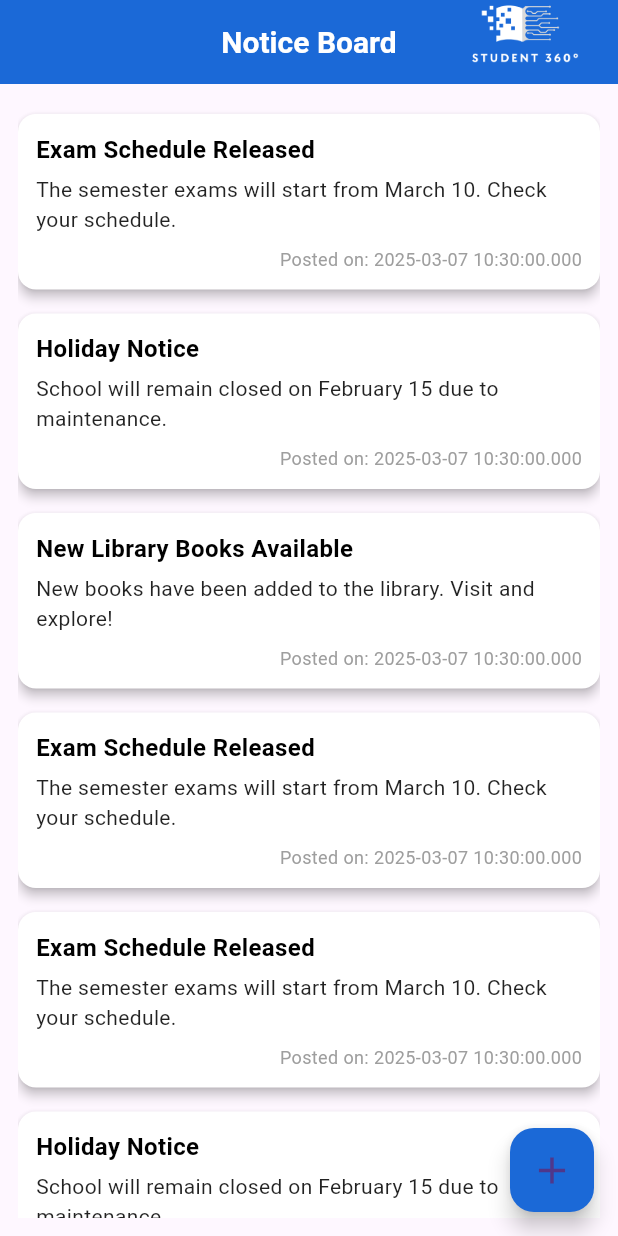
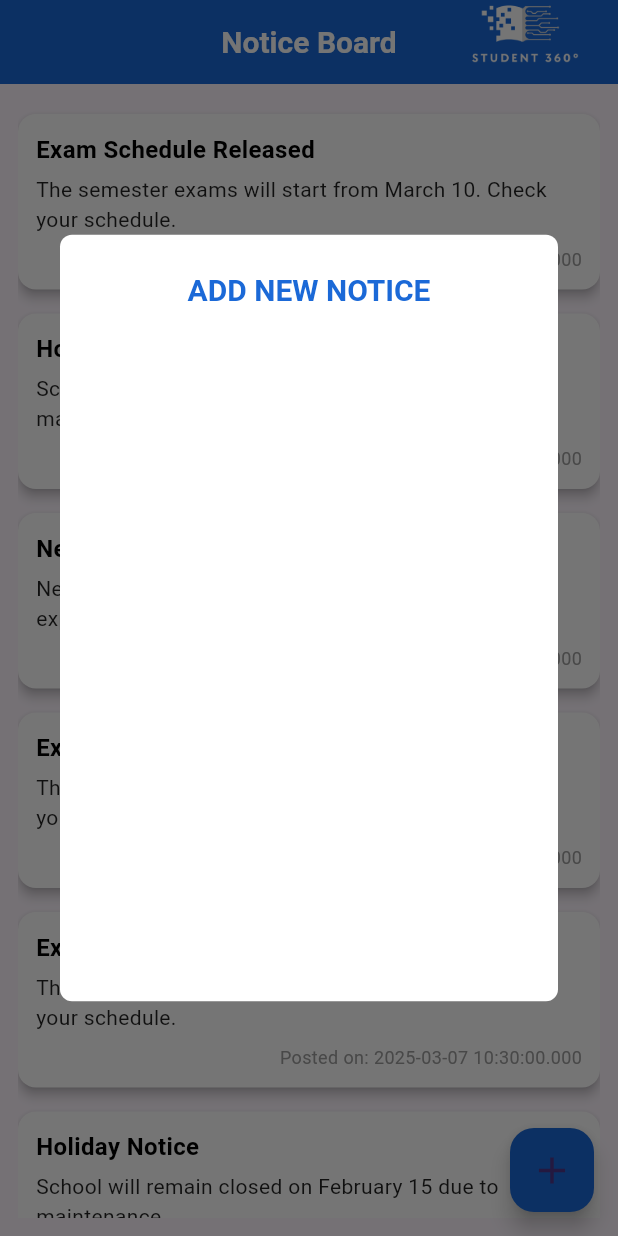
Before and after one commit to Dimath-Ranasinghe/Student_360, a Flutter app: the screen it shows after launch, after a tap on the "add" icon, on a phone screen of 412 x 824 dp. Run offline on Flutter 3.47's test engine with Material 3 defaults, Android fonts, the phone set to English and light mode, and no system bars.

Commit message:
Added an Alert Dialog to add new notices

```diff
--- a/lib/TeacherNoticeBoard/teacher_notice_page.dart
+++ b/lib/TeacherNoticeBoard/teacher_notice_page.dart
@@ -10,7 +10,35 @@ class TeacherNoticePage extends StatefulWidget {
 
 class _NoticeBoardState extends State<TeacherNoticePage> {
 
-  @override
+  void addNewNotice() {
+    showDialog(context: context, builder: (context) {
+      return AlertDialog(
+        shape: RoundedRectangleBorder(borderRadius: BorderRadius.circular(8)),
+        backgroundColor: Colors.white,
+        title: Center(
+          child: Text("ADD NEW NOTICE",
+            style: TextStyle(fontSize: 20,
+                fontWeight: FontWeight.bold,
+                color: Color.fromRGBO(27, 105, 215, 1)),
+          ),
+        ),
+        content: Padding(
+          padding: const EdgeInsets.only(top: 8, bottom: 0, left: 0, right: 0),
+          child: Container(
+            height: MediaQuery
+                .of(context)
+                .size
+                .height * 0.5,
+            width: MediaQuery
+                .of(context)
+                .size
+                .width * 0.9,
+          ),
+        ),
+      );
+    });
+  }
+    @override
   Widget build(BuildContext context) {
     return Scaffold(
       backgroundColor: Theme
@@ -31,14 +59,14 @@ class _NoticeBoardState extends State<TeacherNoticePage> {
         iconTheme: const IconThemeData(color: Colors.white),
         actions: [
           Padding(
-            padding: const EdgeInsets.only(right: 0.0), // Adjust padding
+            padding: const EdgeInsets.only(right: 0.0),
             child: Container(
-              width: 130, // Set width
-              height: 100, // Set height
+              width: 130,
+              height: 100,
               decoration: const BoxDecoration(
                 image: DecorationImage(
-                  image: AssetImage('assets/logo.png'), // Image path
-                  fit: BoxFit.cover, // Adjust how the image fits
+                  image: AssetImage('assets/logo.png'),
+                  fit: BoxFit.cover,
                 ),
               ),
             ),
@@ -106,10 +134,10 @@ class _NoticeBoardState extends State<TeacherNoticePage> {
       ),
       floatingActionButton: FloatingActionButton(
         onPressed: (){
-
+          addNewNotice();
         },
+        backgroundColor: Color.fromRGBO(27, 105, 215, 1),
         child: Icon(Icons.add,size: 30,),
-        backgroundColor: Color.fromRGBO(27, 105, 215, 1),
       ),
     );
   }
```
Also changed, not shown: 12 other files.
